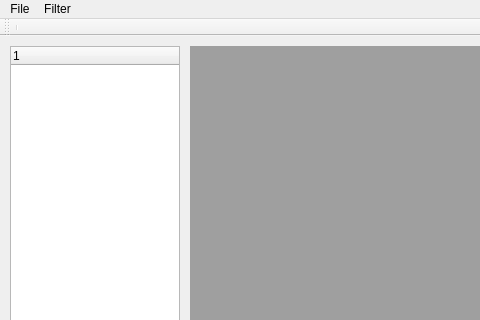
Above: ITS_QT/ITS/its.ui from utkucan/imagetrackingsystem before the change; both pictures show x 0 to 480 and y 0 to 320 of the 911 by 577 pixel window. Below: the same form after it.
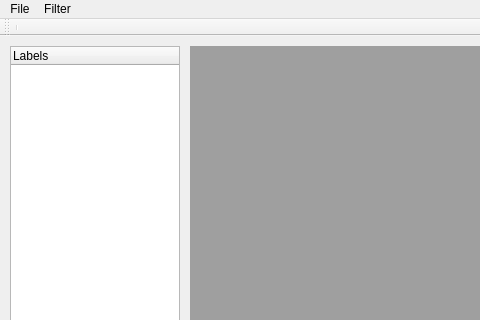
That is the form after the change.

What changed in the file:
```diff
--- a/ITS_QT/ITS/its.ui
+++ b/ITS_QT/ITS/its.ui
@@ -41,7 +41,7 @@
     </property>
     <column>
      <property name="text">
-      <string notr="true">1</string>
+      <string notr="true">Labels</string>
      </property>
     </column>
    </widget>
```
